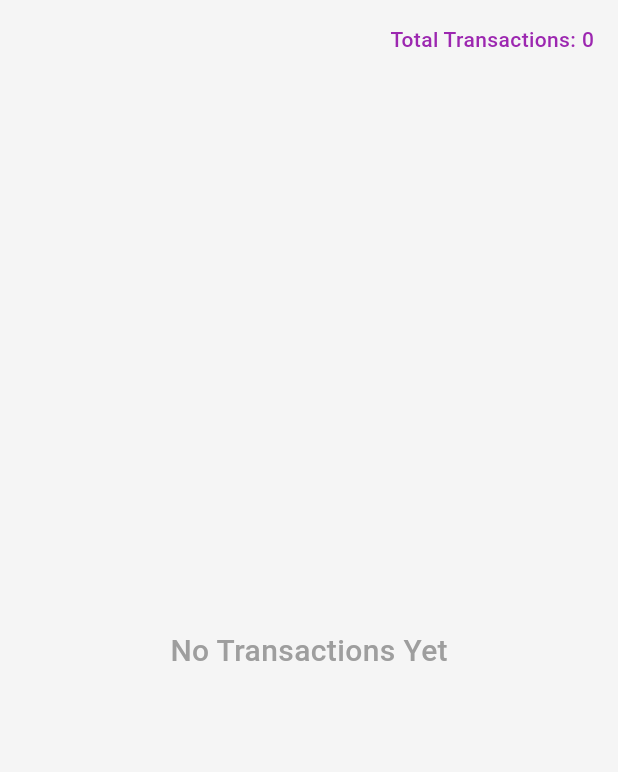
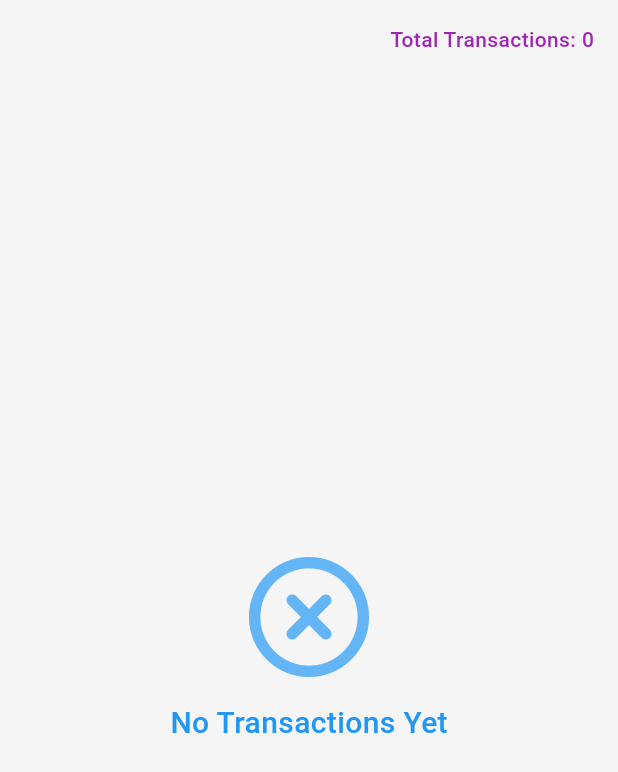
Before and after one commit to AbdelrhmanNashaat/Gold_era_app, a Flutter app: the AllTransactionsViewBody widget shown alone on an empty page, opened directly, on a phone screen of 412 x 824 dp. Shown: the top 772 px of the screen. Run offline on Flutter 3.47's test engine with Material 3 defaults, Android fonts, the phone set to English and light mode, and no system bars; drawn by our look-alikes of skeletonizer; our stand-ins replace dio, dropdown_button2, flutter_bloc, font_awesome_flutter, sqflite; accounts and stored records are empty; network calls fail.

Commit message:
feat: Improve UI for transactions overview with enhanced layout and icons

```diff
--- a/lib/features/all_transaction/presentation/views/widgets/all_transactions_view_body.dart
+++ b/lib/features/all_transaction/presentation/views/widgets/all_transactions_view_body.dart
@@ -1,5 +1,6 @@
 import 'package:calulate_gold_daily_price/core/extensions/number_localization.dart';
 import 'package:flutter/material.dart';
+import 'package:font_awesome_flutter/font_awesome_flutter.dart';
 import 'package:skeletonizer/skeletonizer.dart';
 
 import '../../../../../generated/l10n.dart';
@@ -71,13 +72,25 @@ class _AllTransactionsViewBodyState extends State<AllTransactionsViewBody> {
                 ? SliverFillRemaining(
                     hasScrollBody: false,
                     child: Center(
-                      child: Text(
-                        S.of(context).NoTransactionsYet,
-                        style: const TextStyle(
-                          fontSize: 20,
-                          color: Colors.grey,
-                          fontWeight: FontWeight.w500,
-                        ),
+                      child: Column(
+                        mainAxisAlignment: MainAxisAlignment.center,
+                        crossAxisAlignment: CrossAxisAlignment.center,
+                        children: [
+                          Icon(
+                            FontAwesomeIcons.circleXmark,
+                            size: 80,
+                            color: Colors.blue[300],
+                          ),
+                          const SizedBox(height: 16),
+                          Text(
+                            S.of(context).NoTransactionsYet,
+                            style: const TextStyle(
+                              fontSize: 20,
+                              color: Colors.blue,
+                              fontWeight: FontWeight.w500,
+                            ),
+                          ),
+                        ],
                       ),
                     ),
                   )
--- a/lib/features/home/presentation/views/widgets/home_view_body.dart
+++ b/lib/features/home/presentation/views/widgets/home_view_body.dart
@@ -1,7 +1,5 @@
 import 'package:flutter/material.dart';
-import '../../../../../generated/l10n.dart';
 import '../../../../../main.dart';
-import '../../../../all_transaction/presentation/views/all_transaction_view.dart';
 import '../../../../new_transaction/data/gold_database.dart';
 import '../../../../new_transaction/data/models/gold_model.dart';
 import 'get_gold_portfolio_data.dart';
@@ -62,42 +60,8 @@ class _HomeViewBodyState extends State<HomeViewBody> with RouteAware {
                 const LanguageToggleWidget(),
                 SizedBox(height: size.height * 0.03),
                 GetGoldPortfolioData(key: portfolioKey),
-                SizedBox(height: size.height * 0.03),
-                Row(
-                  mainAxisAlignment: MainAxisAlignment.spaceBetween,
-                  children: [
-                    Text(
-                      S.of(context).LastTransactions,
-                      style: Theme.of(context).textTheme.titleMedium?.copyWith(
-                        fontWeight: FontWeight.bold,
-                      ),
-                    ),
-                    GestureDetector(
-                      onTap: () {
-                        Navigator.push(
-                          context,
-                          MaterialPageRoute(
-                            builder: (context) {
-                              return const AllTransactionView();
-                            },
-                          ),
-                        );
-                      },
-                      child: Text(
-                        S.of(context).viewAll,
-                        style: const TextStyle(
-                          color: Colors.purple,
-                          fontSize: 14,
-                          fontWeight: FontWeight.w500,
-                          decoration: TextDecoration.underline,
-                        ),
-                      ),
-                    ),
-                  ],
-                ),
-                SizedBox(height: size.height * 0.01),
                 LatestLastTransactions(key: latestTransactionsKey),
-                SizedBox(height: size.height * 0.03),
+                SizedBox(height: size.height * 0.02),
                 const HomeQuickActions(),
                 SizedBox(height: size.height * 0.01),
               ],
--- a/lib/features/home/presentation/views/widgets/latest_last_transactions.dart
+++ b/lib/features/home/presentation/views/widgets/latest_last_transactions.dart
@@ -2,6 +2,7 @@ import 'package:flutter/material.dart';
 import 'package:skeletonizer/skeletonizer.dart';
 import '../../../../../generated/l10n.dart';
 import '../../../../all_transaction/data/models/transaction_model.dart';
+import '../../../../all_transaction/presentation/views/all_transaction_view.dart';
 import '../../../../new_transaction/data/gold_database.dart';
 import '../../../../new_transaction/data/models/gold_model.dart';
 import 'last_transaction_widget.dart';
@@ -61,26 +62,54 @@ class LatestLastTransactionsState extends State<LatestLastTransactions> {
 
   @override
   Widget build(BuildContext context) {
+    final size = MediaQuery.sizeOf(context);
     final displayTransactions = isLoading
         ? fakeTransactions
         : transactions.reversed.take(3).toList();
 
     if (!isLoading && displayTransactions.isEmpty) {
-      return Center(
-        child: Text(
-          S.of(context).NoTransactionsYet,
-          style: const TextStyle(
-            fontSize: 16,
-            color: Colors.grey,
-            fontWeight: FontWeight.w500,
-          ),
-        ),
-      );
+      return const Center();
     }
 
     return Skeletonizer(
       enabled: isLoading,
-      child: ListView.builder(
+      child: Column(
+        children: [
+          SizedBox(height: size.height * 0.03),
+          Row(
+            mainAxisAlignment: MainAxisAlignment.spaceBetween,
+            children: [
+              Text(
+                S.of(context).LastTransactions,
+                style: Theme.of(
+                  context,
+                ).textTheme.titleMedium?.copyWith(fontWeight: FontWeight.bold),
+              ),
+              GestureDetector(
+                onTap: () {
+                  Navigator.push(
+                    context,
+                    MaterialPageRoute(
+                      builder: (context) {
+                        return const AllTransactionView();
+                      },
+                    ),
+                  );
+                },
+                child: Text(
+                  S.of(context).viewAll,
+                  style: const TextStyle(
+                    color: Colors.purple,
+                    fontSize: 14,
+                    fontWeight: FontWeight.w500,
+                    decoration: TextDecoration.underline,
+                  ),
+                ),
+              ),
+            ],
+          ),
+          SizedBox(height: size.height * 0.01),
+          ListView.builder(
             physics: const NeverScrollableScrollPhysics(),
             shrinkWrap: true,
             itemCount: isLoading
@@ -104,6 +133,8 @@ class LatestLastTransactionsState extends State<LatestLastTransactions> {
               );
             },
           ),
+        ],
+      ),
     );
   }
 }
```
Lines whose indentation alone changed are shown as unchanged.
